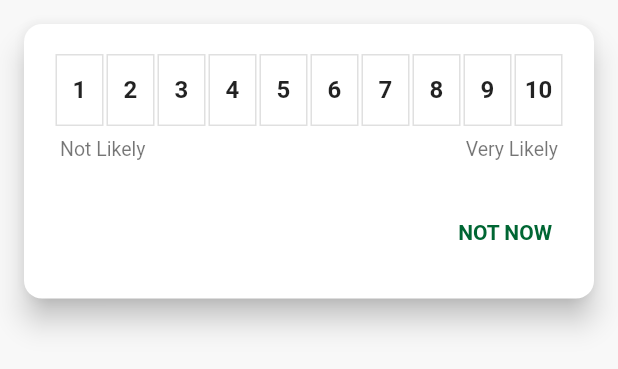
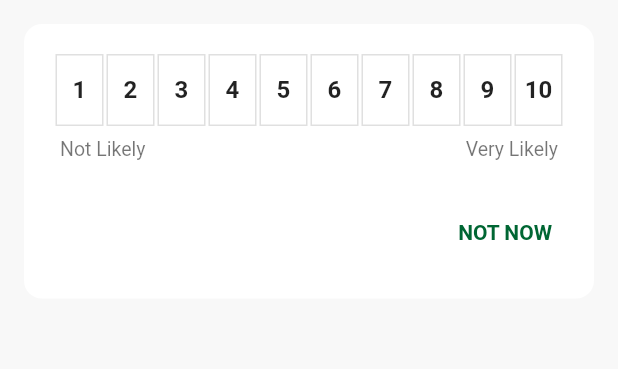
Before and after one commit to RkTushar/nec_app, a Flutter app: the RatingCard widget shown alone on an empty page, opened directly, on a phone screen of 412 x 824 dp. Shown: the top 369 px of the screen. Run offline on Flutter 3.47's test engine with Material 3 defaults, Android fonts, the phone set to English and light mode, and no system bars; our stand-ins replace flutter_svg, webview_flutter.

Commit message:
Update rating_card.dart

```diff
--- a/nec_app/lib/widgets/cards/rating_card.dart
+++ b/nec_app/lib/widgets/cards/rating_card.dart
@@ -1,4 +1,5 @@
 import 'package:flutter/material.dart';
+import 'package:nec_app/theme/theme_data.dart';
 
 // --- Color Definitions ---
 // Dark Green color for the filled state
@@ -82,7 +83,8 @@ class _RatingCardState extends State<RatingCard> {
   @override
   Widget build(BuildContext context) {
     return Card(
-      elevation: 8,
+      elevation: 0,
+      color: AppColors.card,
       shape: RoundedRectangleBorder(borderRadius: BorderRadius.circular(12)),
       margin: const EdgeInsets.all(16.0),
       child: Padding(
```
